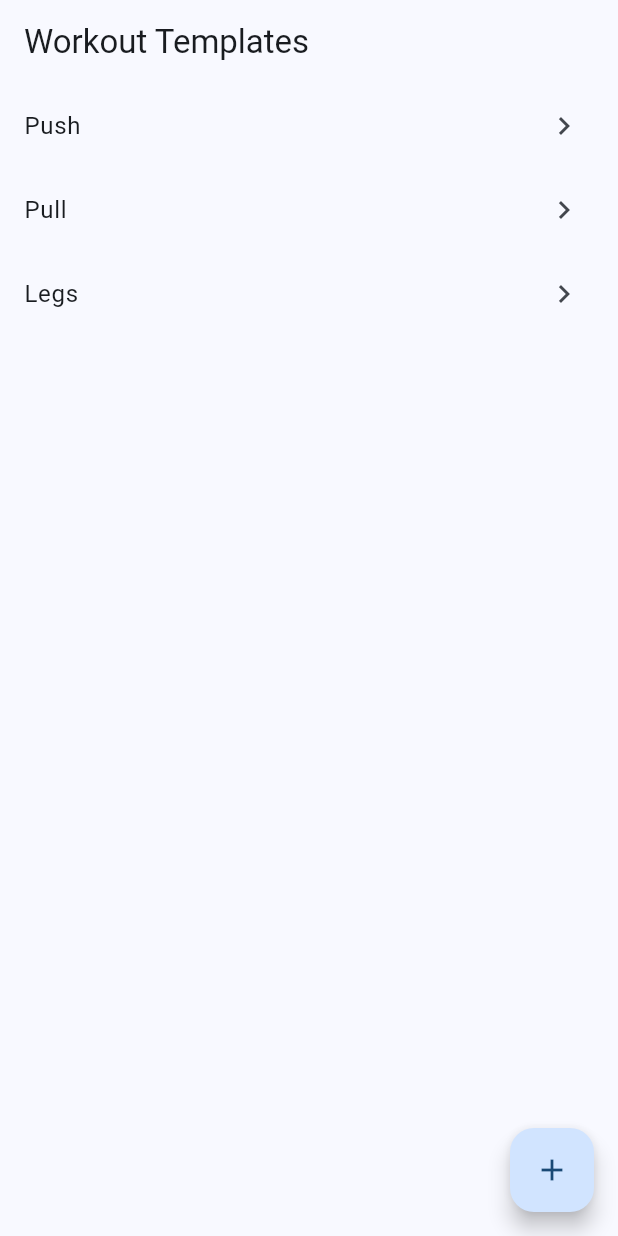
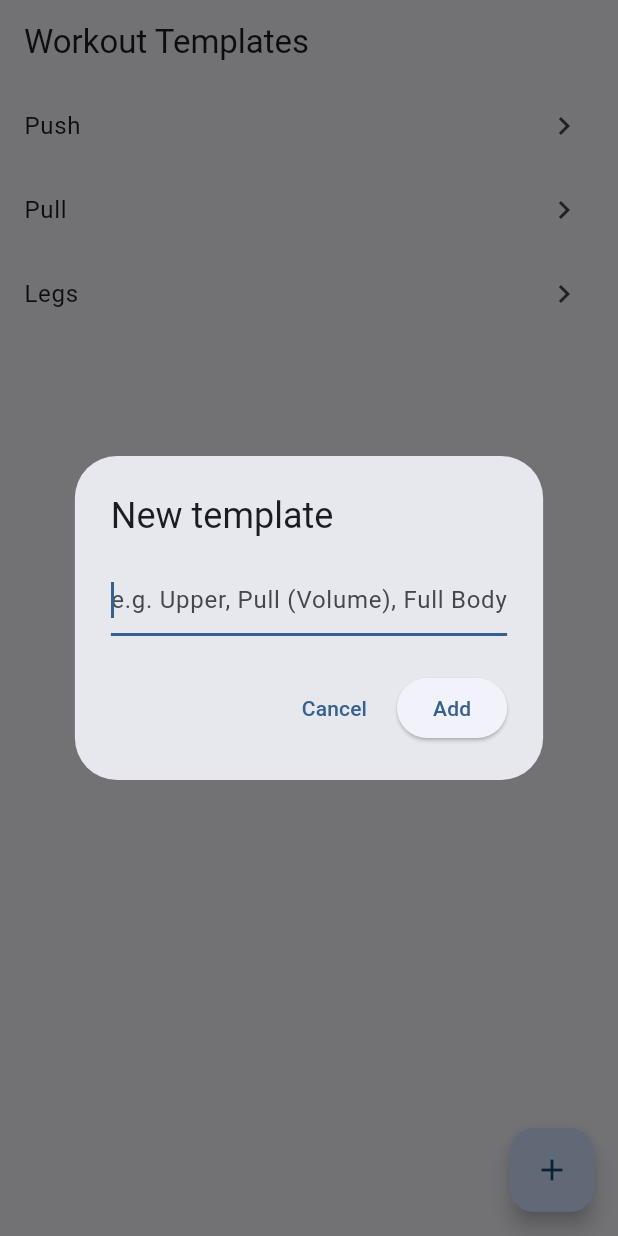
Before and after one commit to KamotionTech/kamotion-tracker, a Flutter app: the screen it shows after launch, after a tap on the "add" icon, on a phone screen of 412 x 824 dp. Run offline on Flutter 3.47's test engine with Material 3 defaults, Android fonts, the phone set to English and light mode, and no system bars.

Commit message:
Add workout templates with navigation and create-template dialog

```diff
--- a/lib/main.dart
+++ b/lib/main.dart
@@ -18,58 +18,79 @@ class KamotionApp extends StatelessWidget {
   }
 }
 
-class WorkoutTemplatesScreen extends StatelessWidget {
+class WorkoutTemplatesScreen extends StatefulWidget {
   const WorkoutTemplatesScreen({super.key});
+
+  @override
+  State<WorkoutTemplatesScreen> createState() => _WorkoutTemplatesScreenState();
+}
+
+class _WorkoutTemplatesScreenState extends State<WorkoutTemplatesScreen> {
+  final List<String> templates = ['Push', 'Pull', 'Legs'];
 
   @override
   Widget build(BuildContext context) {
     return Scaffold(
       appBar: AppBar(title: const Text('Workout Templates')),
-      body: ListView(
-        children: [
-          ListTile(
-            title: const Text('Push'),
+      body: ListView.builder(
+        itemCount: templates.length,
+        itemBuilder: (context, index) {
+          final name = templates[index];
+
+          return ListTile(
+            title: Text(name),
             trailing: const Icon(Icons.chevron_right),
             onTap: () {
               Navigator.push(
                 context,
                 MaterialPageRoute(
-                  builder: (context) =>
-                      const WorkoutScreen(workoutName: 'Push'),
+                  builder: (context) => WorkoutScreen(workoutName: name),
                 ),
               );
             },
-          ),
-          ListTile(
-            title: const Text('Pull'),
-            trailing: const Icon(Icons.chevron_right),
-            onTap: () {
-              Navigator.push(
-                context,
-                MaterialPageRoute(
-                  builder: (context) =>
-                      const WorkoutScreen(workoutName: 'Pull'),
+          );
+        },
+      ),
+      floatingActionButton: FloatingActionButton(
+        onPressed: () async {
+          final controller = TextEditingController();
+
+          final newName = await showDialog<String>(
+            context: context,
+            builder: (context) {
+              return AlertDialog(
+                title: const Text('New template'),
+                content: TextField(
+                  controller: controller,
+                  autofocus: true,
+                  decoration: const InputDecoration(
+                    hintText: 'e.g. Upper, Pull (Volume), Full Body',
+                  ),
                 ),
+                actions: [
+                  TextButton(
+                    onPressed: () => Navigator.pop(context),
+                    child: const Text('Cancel'),
+                  ),
+                  ElevatedButton(
+                    onPressed: () {
+                      final value = controller.text.trim();
+                      if (value.isEmpty) return;
+                      Navigator.pop(context, value);
+                    },
+                    child: const Text('Add'),
+                  ),
+                ],
               );
             },
-          ),
-          ListTile(
-            title: const Text('Legs'),
-            trailing: const Icon(Icons.chevron_right),
-            onTap: () {
-              Navigator.push(
-                context,
-                MaterialPageRoute(
-                  builder: (context) =>
-                      const WorkoutScreen(workoutName: 'Legs'),
-                ),
-              );
-            },
-          ),
-        ],
-      ),
-      floatingActionButton: FloatingActionButton(
-        onPressed: () {},
+          );
+
+          if (newName == null) return;
+
+          setState(() {
+            templates.add(newName);
+          });
+        },
         child: const Icon(Icons.add),
       ),
     );
```
Also changed, not shown: 1 other file.
